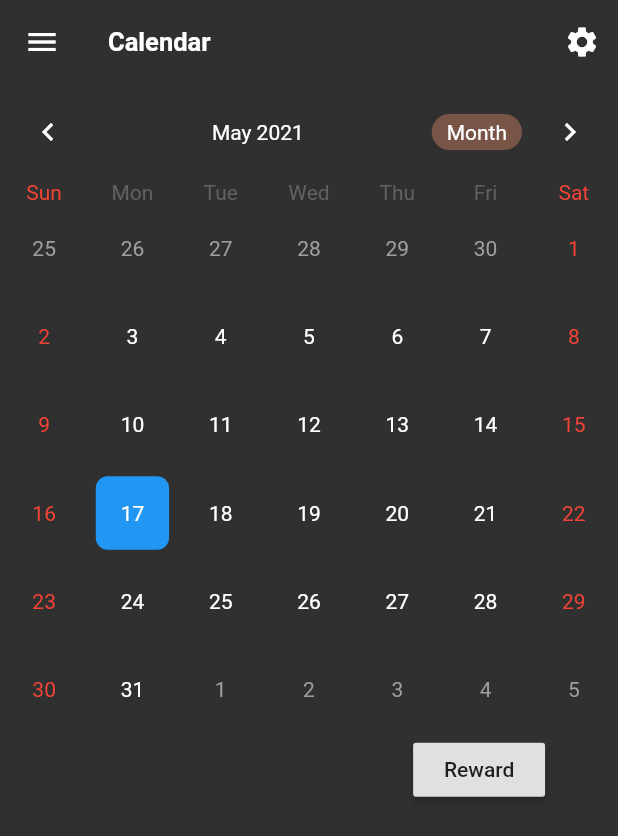
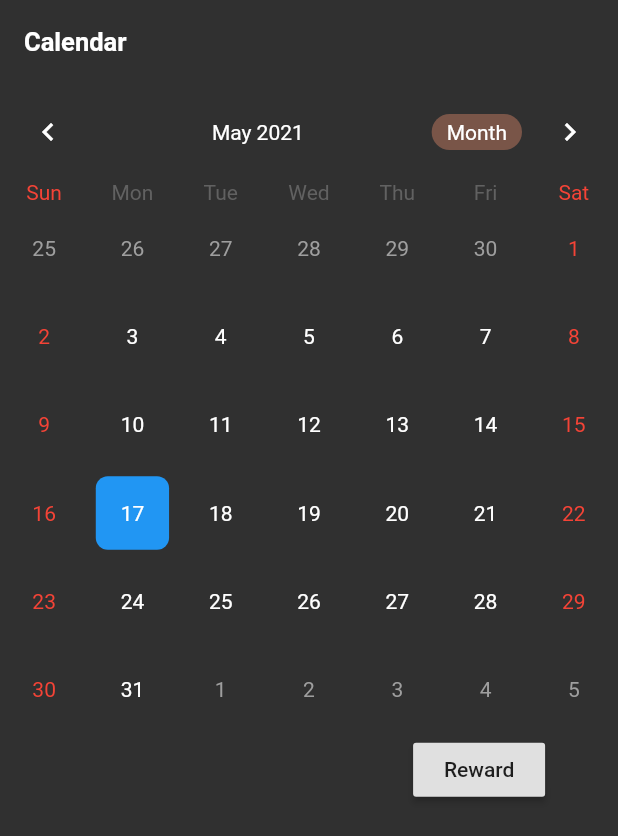
Before and after one commit to YuJunhee/CAPSTONE-DESIGN-TIMER-SW-DEVELOP, a Flutter app: the Calendar screen opened directly, on a phone screen of 412 x 824 dp. Shown: the top 836 px of the screen. Run offline on Flutter 3.47's test engine with Material 2 defaults, Android fonts, the phone set to English and light mode, and no system bars; drawn by our look-alikes of table_calendar.

```diff
--- a/lib/ui/calendar/calendar.dart
+++ b/lib/ui/calendar/calendar.dart
@@ -30,14 +30,14 @@ class _CalendarState extends State<Calendar> {
         ),
         backgroundColor: Colors.grey[850],
         elevation: 0.0,
-        actions: <Widget>[
-          IconButton(
-            icon: Icon(Icons.settings),
-            onPressed: () {
-              print("setting icon is clicked");
-            },
-          ),
-        ],
+        // actions: <Widget>[
+        //   IconButton(
+        //     icon: Icon(Icons.settings),
+        //     onPressed: () {
+        //       print("setting icon is clicked");
+        //     },
+        //   ),
+        // ],
       ),
       body: SingleChildScrollView(
         child: Column(
@@ -145,110 +145,110 @@ class _CalendarState extends State<Calendar> {
           ],
         ),
       ),
-      drawer: Container(
-        width: 250,
-        child: Drawer(
-          child: Container(
-            color: Colors.grey[700],
-            child: ListView(
-              padding: EdgeInsets.zero,
-              children: <Widget>[
-                UserAccountsDrawerHeader(
-                  currentAccountPicture: CircleAvatar(
-                    // temporary User Image -> Ignore
-                    //backgroundImage: AssetImage("assets/licking-cat.png"),
-                    backgroundColor: Colors.grey[850],
-                  ),
-                  otherAccountsPictures: <Widget>[
-                    CircleAvatar(
-                      // temporary User Image -> Ignore
-                      //backgroundImage: AssetImage("assets\\cat-second.png"),
-                      backgroundColor: Colors.grey[850],
-                    ),
-                  ],
-                  //////text - name
-                  accountName: Text(
-                    "Time Timer Setting",
-                    style: TextStyle(
-                      color: Colors.white,
-                      fontWeight: FontWeight.bold,
-                    ),
-                  ),
-                  //////text - email
-                  accountEmail: Text(
-                    "",
-                    style: TextStyle(
-                      color: Colors.black,
-                    ),
-                  ),
-                  ////// list arrow
-                  onDetailsPressed: () {
-                    print("arrow is clicked");
-                  },
-                  ////// Drawer head design
-                  decoration: BoxDecoration(
-                      color: Colors.grey[850],
-                      borderRadius: BorderRadius.only(
-                        bottomLeft: Radius.circular(40.0),
-                        bottomRight: Radius.circular(40.0),
-                      )),
-                ),
-                ///////Drawer Head list
-                ListTile(
-                  leading: Icon(
-                    Icons.timer,
-                    color: Colors.white,
-                  ),
-                  title: Text(
-                    "Timer",
-                    style: TextStyle(
-                      color: Colors.white,
-                    ),
-                  ),
-                  onTap: () {
-                    print("Timer is clicked");
-                  },
-                  //trailing: Icon(Icons.add),
-                ),
+      // drawer: Container(
+      //   width: 250,
+      //   child: Drawer(
+      //     child: Container(
+      //       color: Colors.grey[700],
+      //       child: ListView(
+      //         padding: EdgeInsets.zero,
+      //         children: <Widget>[
+      //           UserAccountsDrawerHeader(
+      //             currentAccountPicture: CircleAvatar(
+      //               // temporary User Image -> Ignore
+      //               //backgroundImage: AssetImage("assets/licking-cat.png"),
+      //               backgroundColor: Colors.grey[850],
+      //             ),
+      //             otherAccountsPictures: <Widget>[
+      //               CircleAvatar(
+      //                 // temporary User Image -> Ignore
+      //                 //backgroundImage: AssetImage("assets\\cat-second.png"),
+      //                 backgroundColor: Colors.grey[850],
+      //               ),
+      //             ],
+      //             //////text - name
+      //             accountName: Text(
+      //               "Time Timer Setting",
+      //               style: TextStyle(
+      //                 color: Colors.white,
+      //                 fontWeight: FontWeight.bold,
+      //               ),
+      //             ),
+      //             //////text - email
+      //             accountEmail: Text(
+      //               "",
+      //               style: TextStyle(
+      //                 color: Colors.black,
+      //               ),
+      //             ),
+      //             ////// list arrow
+      //             onDetailsPressed: () {
+      //               print("arrow is clicked");
+      //             },
+      //             ////// Drawer head design
+      //             decoration: BoxDecoration(
+      //                 color: Colors.grey[850],
+      //                 borderRadius: BorderRadius.only(
+      //                   bottomLeft: Radius.circular(40.0),
+      //                   bottomRight: Radius.circular(40.0),
+      //                 )),
+      //           ),
+      //           ///////Drawer Head list
+      //           ListTile(
+      //             leading: Icon(
+      //               Icons.timer,
+      //               color: Colors.white,
+      //             ),
+      //             title: Text(
+      //               "Timer",
+      //               style: TextStyle(
+      //                 color: Colors.white,
+      //               ),
+      //             ),
+      //             onTap: () {
+      //               print("Timer is clicked");
+      //             },
+      //             //trailing: Icon(Icons.add),
+      //           ),
 
-                ListTile(
-                  leading: Icon(
-                    Icons.settings,
-                    color: Colors.white,
-                  ),
-                  title: Text(
-                    "setting",
-                    style: TextStyle(
-                      color: Colors.white,
-                    ),
-                  ),
-                  onTap: () {
-                    print("setting is clicked");
-                  },
-                  //trailing: Icon(Icons.add),
-                ),
+      //           ListTile(
+      //             leading: Icon(
+      //               Icons.settings,
+      //               color: Colors.white,
+      //             ),
+      //             title: Text(
+      //               "setting",
+      //               style: TextStyle(
+      //                 color: Colors.white,
+      //               ),
+      //             ),
+      //             onTap: () {
+      //               print("setting is clicked");
+      //             },
+      //             //trailing: Icon(Icons.add),
+      //           ),
 
-                ListTile(
-                  leading: Icon(
-                    Icons.question_answer,
-                    color: Colors.white,
-                  ),
-                  title: Text(
-                    "Q&A",
-                    style: TextStyle(
-                      color: Colors.white,
-                    ),
-                  ),
-                  onTap: () {
-                    print("Q&A is clicked");
-                  },
-                  //trailing: Icon(Icons.add),
-                ),
-              ],
-            ),
-          ),
-        ),
-      ),
+      //           ListTile(
+      //             leading: Icon(
+      //               Icons.question_answer,
+      //               color: Colors.white,
+      //             ),
+      //             title: Text(
+      //               "Q&A",
+      //               style: TextStyle(
+      //                 color: Colors.white,
+      //               ),
+      //             ),
+      //             onTap: () {
+      //               print("Q&A is clicked");
+      //             },
+      //             //trailing: Icon(Icons.add),
+      //           ),
+      //         ],
+      //       ),
+      //     ),
+      //   ),
+      // ),
     );
   }
 }
--- a/lib/ui/rewards/reward.dart
+++ b/lib/ui/rewards/reward.dart
@@ -9,7 +9,7 @@ class Reward extends StatelessWidget {
         appBar: AppBar(
           backgroundColor: Colors.grey[850],
           title: Text(
-            '리워드 위젯 샘플',
+            'Reward Collection',
             style: TextStyle(
               fontWeight: FontWeight.bold,
               fontSize: 17.0,
```
Also changed, not shown: lib/main.dart (+105 -0 lines), lib/ui/timer/atimer.dart (+6 -1 lines).
